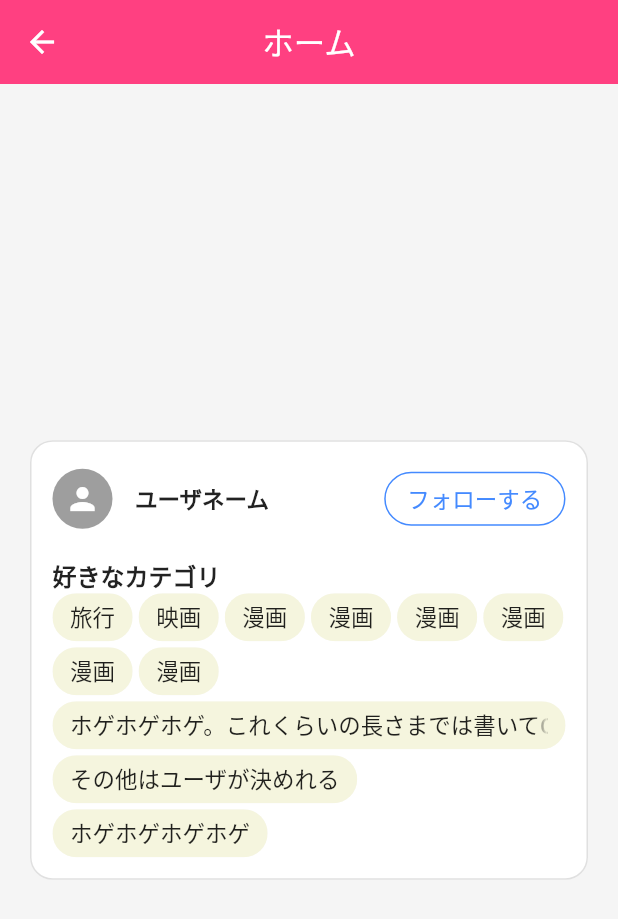
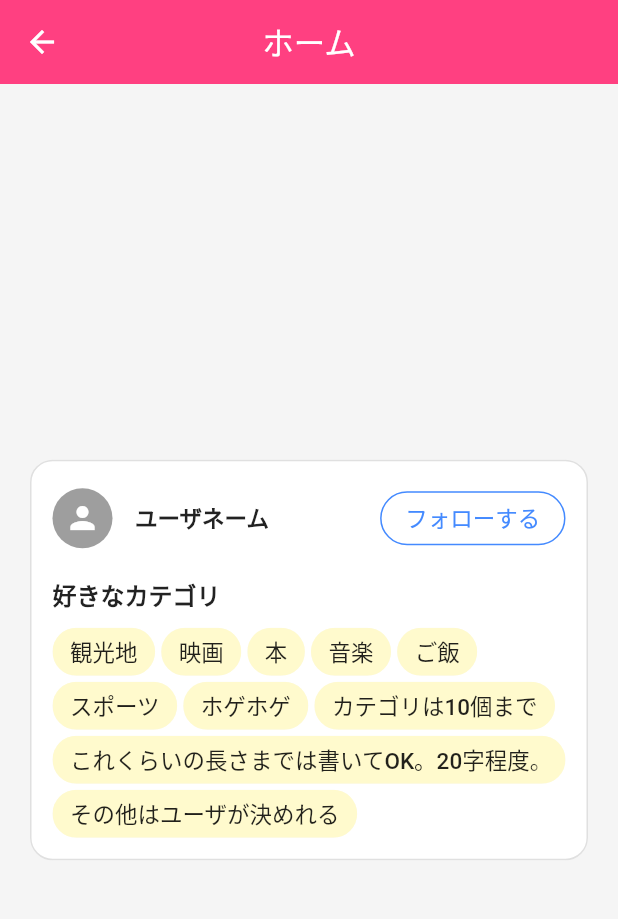
Before and after one commit to Team-Ganju/favoritism_communication, a Flutter app: the HomeView screen opened by its route, on a phone screen of 412 x 824 dp. Shown: the top 919 px of the screen. Run offline on Flutter 3.47's test engine with Material 2 defaults, Android fonts, the phone set to English and light mode, and no system bars; our stand-ins replace form_builder_validators, get.

Commit message:
フォローする、フォロー中のボタンと処理追加

```diff
--- a/lib/app/modules/components/atoms/atoms.dart
+++ b/lib/app/modules/components/atoms/atoms.dart
@@ -1,2 +1,3 @@
 //atoms配下のファイルを一括でimportできるようにするためのファイル
 export 'back_button.dart';
+export 'custom_chip.dart';
--- /dev/null
+++ b/lib/app/modules/components/atoms/custom_chip.dart
@@ -0,0 +1,21 @@
+import 'package:flutter/material.dart';
+
+class CustomChip extends StatelessWidget {
+  const CustomChip({
+    super.key,
+    required this.chipTitle,
+    required this.backgroundColor,
+  });
+
+  final String chipTitle;
+  final Color backgroundColor;
+
+  @override
+  Widget build(BuildContext context) {
+    return Chip(
+      label: Text(chipTitle),
+      materialTapTargetSize: MaterialTapTargetSize.shrinkWrap,
+      backgroundColor: backgroundColor,
+    );
+  }
+}
--- a/lib/app/modules/home/controllers/home_controller.dart
+++ b/lib/app/modules/home/controllers/home_controller.dart
@@ -1,11 +1,16 @@
 import 'package:get/get.dart';
 
 class HomeController extends GetxController {
-  //TODO: Implement HomeController
+  final RxBool isFollowed = false.obs;
 
-  final count = 0.obs;
+  /// todo: フォローするor解除するは処理が異なってくるのでメソッドを分ける
+  /// フォローするメソッド
+  void follow() {
+    isFollowed.value = true;
+  }
 
-
-
-  void increment() => count.value++;
+  /// フォロー解除メソッド
+  void unFollow() {
+    isFollowed.value = false;
+  }
 }
--- a/lib/app/modules/home/views/home_view.dart
+++ b/lib/app/modules/home/views/home_view.dart
@@ -1,5 +1,5 @@
+import 'package:favoritism_communication/app/modules/components/atoms/atoms.dart';
 import 'package:favoritism_communication/app/modules/components/nav_bar.dart';
-import 'package:flutter/cupertino.dart';
 import 'package:flutter/material.dart';
 import 'package:get/get.dart';
 import '../controllers/home_controller.dart';
@@ -25,7 +25,7 @@ class HomeView extends GetView<HomeController> {
                   color: Colors.grey.shade300,
                 ),
               ),
-              margin: EdgeInsets.symmetric(horizontal: 20),
+              margin: const EdgeInsets.symmetric(horizontal: 20),
               elevation: 0,
               child: Column(
                 children: [
@@ -52,16 +52,40 @@ class HomeView extends GetView<HomeController> {
                             ),
                           ],
                         ),
-                        ElevatedButton(
+                        Obx(
+                          () => controller.isFollowed.value
+                              ? ElevatedButton(
                                   style: ElevatedButton.styleFrom(
+                                    fixedSize: Size(
+                                        MediaQuery.of(context).size.width * 0.3,
+                                        25),
+                                    backgroundColor: Colors.blueAccent,
+                                    foregroundColor: Colors.white,
+                                    shape: const StadiumBorder(),
+                                    elevation: 0,
+                                  ),
+                                  onPressed: () {
+                                    controller.unFollow();
+                                  },
+                                  child: const Text('フォロー中'),
+                                )
+                              : ElevatedButton(
+                                  style: ElevatedButton.styleFrom(
+                                    fixedSize: Size(
+                                        MediaQuery.of(context).size.width * 0.3,
+                                        25),
                                     backgroundColor: Colors.white,
                                     foregroundColor: Colors.blueAccent,
                                     shape: const StadiumBorder(
-                                side: BorderSide(color: Colors.blueAccent)),
+                                        side: BorderSide(
+                                            color: Colors.blueAccent)),
                                     elevation: 0,
                                   ),
-                          onPressed: () {},
-                          child: Text('フォローする'),
+                                  onPressed: () {
+                                    controller.follow();
+                                  },
+                                  child: const Text('フォローする'),
+                                ),
                         ),
                       ],
                     ),
@@ -80,86 +104,50 @@ class HomeView extends GetView<HomeController> {
                             fontWeight: FontWeight.bold,
                           ),
                         ),
+                        const SizedBox(height: 10.0),
                         Wrap(
                           runSpacing: 4.0,
                           spacing: 4.0,
-                          children: [
-                            Chip(
-                              label: Text('旅行'),
-                              materialTapTargetSize:
-                                  MaterialTapTargetSize.shrinkWrap,
-                              backgroundColor:
-                                  Color.fromARGB(255, 245, 245, 222),
+                          children: const [
+                            CustomChip(
+                              chipTitle: '観光地',
+                              backgroundColor: Color.fromRGBO(255, 250, 205, 1),
                             ),
-                            Chip(
-                              label: Text('映画'),
-                              materialTapTargetSize:
-                                  MaterialTapTargetSize.shrinkWrap,
-                              backgroundColor:
-                                  Color.fromARGB(255, 245, 245, 222),
+                            CustomChip(
+                              chipTitle: '映画',
+                              backgroundColor: Color.fromRGBO(255, 250, 205, 1),
                             ),
-                            Chip(
-                              label: Text('漫画'),
-                              materialTapTargetSize:
-                                  MaterialTapTargetSize.shrinkWrap,
-                              backgroundColor:
-                                  Color.fromARGB(255, 245, 245, 222),
+                            CustomChip(
+                              chipTitle: '本',
+                              backgroundColor: Color.fromRGBO(255, 250, 205, 1),
                             ),
-                            Chip(
-                              label: Text('漫画'),
-                              materialTapTargetSize:
-                                  MaterialTapTargetSize.shrinkWrap,
-                              backgroundColor:
-                                  Color.fromARGB(255, 245, 245, 222),
+                            CustomChip(
+                              chipTitle: '音楽',
+                              backgroundColor: Color.fromRGBO(255, 250, 205, 1),
                             ),
-                            Chip(
-                              label: Text('漫画'),
-                              materialTapTargetSize:
-                                  MaterialTapTargetSize.shrinkWrap,
-                              backgroundColor:
-                                  Color.fromARGB(255, 245, 245, 222),
+                            CustomChip(
+                              chipTitle: 'ご飯',
+                              backgroundColor: Color.fromRGBO(255, 250, 205, 1),
                             ),
-                            Chip(
-                              label: Text('漫画'),
-                              materialTapTargetSize:
-                                  MaterialTapTargetSize.shrinkWrap,
-                              backgroundColor:
-                                  Color.fromARGB(255, 245, 245, 222),
+                            CustomChip(
+                              chipTitle: 'スポーツ',
+                              backgroundColor: Color.fromRGBO(255, 250, 205, 1),
                             ),
-                            Chip(
-                              label: Text('漫画'),
-                              materialTapTargetSize:
-                                  MaterialTapTargetSize.shrinkWrap,
-                              backgroundColor:
-                                  Color.fromARGB(255, 245, 245, 222),
+                            CustomChip(
+                              chipTitle: 'ホゲホゲ',
+                              backgroundColor: Color.fromRGBO(255, 250, 205, 1),
                             ),
-                            Chip(
-                              label: Text('漫画'),
-                              materialTapTargetSize:
-                                  MaterialTapTargetSize.shrinkWrap,
-                              backgroundColor:
-                                  Color.fromARGB(255, 245, 245, 222),
+                            CustomChip(
+                              chipTitle: 'カテゴリは10個まで',
+                              backgroundColor: Color.fromRGBO(255, 250, 205, 1),
                             ),
-                            Chip(
-                              label: Text('ホゲホゲホゲ。これくらいの長さまでは書いてOK'),
-                              materialTapTargetSize:
-                                  MaterialTapTargetSize.shrinkWrap,
-                              backgroundColor:
-                                  Color.fromARGB(255, 245, 245, 222),
+                            CustomChip(
+                              chipTitle: 'これくらいの長さまでは書いてOK。20字程度。',
+                              backgroundColor: Color.fromRGBO(255, 250, 205, 1),
                             ),
-                            Chip(
-                              label: Text('その他はユーザが決めれる'),
-                              materialTapTargetSize:
-                                  MaterialTapTargetSize.shrinkWrap,
-                              backgroundColor:
-                                  Color.fromARGB(255, 245, 245, 222),
-                            ),
-                            Chip(
-                              label: Text('ホゲホゲホゲホゲ'),
-                              materialTapTargetSize:
-                                  MaterialTapTargetSize.shrinkWrap,
-                              backgroundColor:
-                                  Color.fromARGB(255, 245, 245, 222),
+                            CustomChip(
+                              chipTitle: 'その他はユーザが決めれる',
+                              backgroundColor: Color.fromRGBO(255, 250, 205, 1),
                             ),
                           ],
                         )
```
Lines whose indentation alone changed are shown as unchanged.
